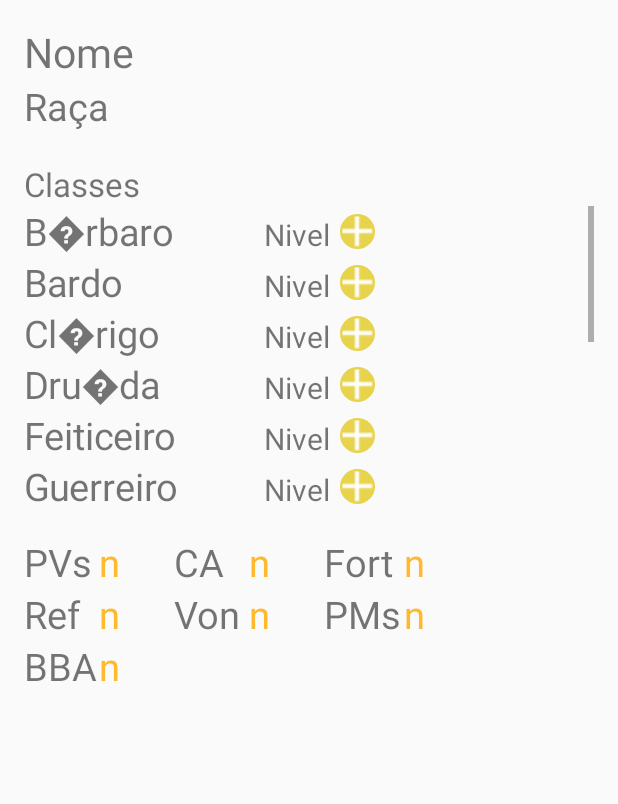
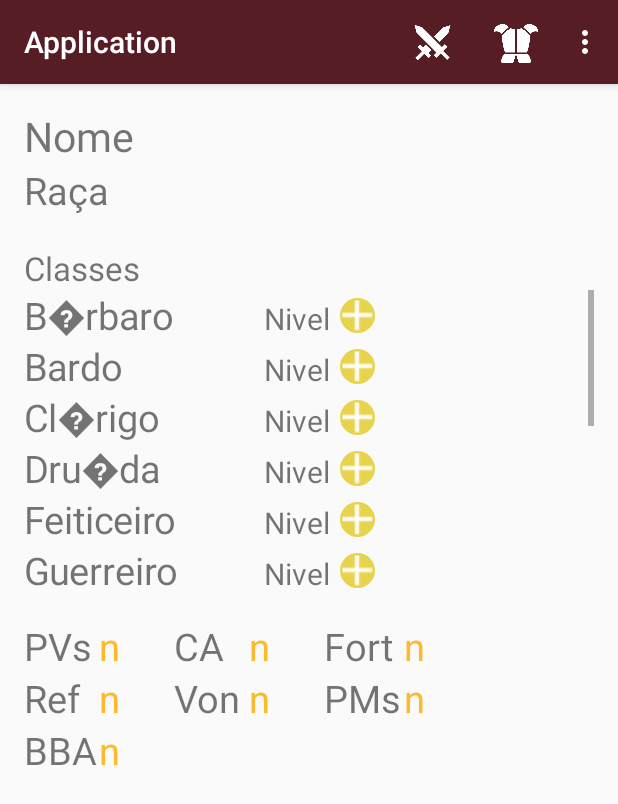
Before and after one commit to iago-correa/Projeto, an Android app: the DisplayCharacter screen opened directly, with no data from a screen before it, on a phone screen of 412 x 824 dp. Shown: the top 804 px of the screen. Run offline under Robolectric (Android 15) with nearby library versions, the phone set to English and light mode, and no system bars; 1 statement that could not run was skipped.

Commit message:
Opções no action bar inseridas

```diff
--- a/Application/app/src/main/java/com/example/iago/application/DisplayCharacter.java
+++ b/Application/app/src/main/java/com/example/iago/application/DisplayCharacter.java
@@ -3,7 +3,12 @@ package com.example.iago.application;
 import android.app.Activity;
 import android.app.Dialog;
 import android.os.Bundle;
+import android.support.v7.app.ActionBar;
+import android.support.v7.app.AppCompatActivity;
+import android.support.v7.widget.Toolbar;
 import android.view.Gravity;
+import android.view.Menu;
+import android.view.MenuInflater;
 import android.widget.ArrayAdapter;
 import android.widget.GridLayout;
 import android.widget.ImageButton;
@@ -13,7 +18,7 @@ import android.widget.TextView;
 
 import java.util.ArrayList;
 
-public class DisplayCharacter extends Activity {
+public class DisplayCharacter extends AppCompatActivity {
 
     private DBHelper mydb;
 
@@ -74,4 +79,11 @@ public class DisplayCharacter extends Activity {
 
     }
 
+    @Override
+    public boolean onCreateOptionsMenu(Menu menu) {
+        MenuInflater inflater = getMenuInflater();
+        inflater.inflate(R.menu.options_character, menu);
+        return true;
+    }
+
 }
--- a/Application/app/src/main/res/layout/activity_display_character.xml
+++ b/Application/app/src/main/res/layout/activity_display_character.xml
@@ -2,14 +2,15 @@
 <RelativeLayout xmlns:android="http://schemas.android.com/apk/res/android"
     android:layout_width="match_parent"
     android:layout_height="match_parent"
-    android:paddingBottom="@dimen/activity_vertical_margin"
-    android:paddingLeft="@dimen/activity_horizontal_margin"
-    android:paddingRight="@dimen/activity_horizontal_margin"
-    android:paddingTop="@dimen/activity_vertical_margin">
+    xmlns:app="http://schemas.android.com/apk/res-auto">
 
     <ScrollView
         android:layout_width="fill_parent"
-        android:layout_height="match_parent">
+        android:layout_height="match_parent"
+        android:paddingBottom="@dimen/activity_vertical_margin"
+        android:paddingLeft="@dimen/activity_horizontal_margin"
+        android:paddingRight="@dimen/activity_horizontal_margin"
+        android:paddingTop="16dp">
 
         <GridLayout
             android:layout_width="match_parent"
--- /dev/null
+++ b/Application/app/src/main/res/menu/options_character.xml
@@ -0,0 +1,32 @@
+<menu xmlns:android="http://schemas.android.com/apk/res/android"
+    xmlns:app="http://schemas.android.com/apk/res-auto">
+
+    <item
+        android:id="@+id/actionWeapon"
+        android:icon="@drawable/weapon"
+        android:title="Arma"
+        app:showAsAction="always"/>
+
+    <item
+        android:id="@+id/actionArmor"
+        android:icon="@drawable/armor"
+        android:title="Armadura"
+        app:showAsAction="always"/>
+
+    <item android:id="@+id/actionPerícias"
+        android:title="Perícias"
+        app:showAsAction="never"/>
+
+    <item android:id="@+id/actionAtaques"
+        android:title="Ataques"
+        app:showAsAction="never"/>
+
+    <item android:id="@+id/actionHabilidades"
+        android:title="Habilidades"
+        app:showAsAction="never"/>
+
+    <item android:id="@+id/actionTalentos"
+        android:title="Talentos"
+        app:showAsAction="never"/>
+
+</menu>
```
Also changed, not shown: Application/app/src/main/res/drawable/armor.png (added), Application/app/src/main/res/drawable/weapon.png (added).
